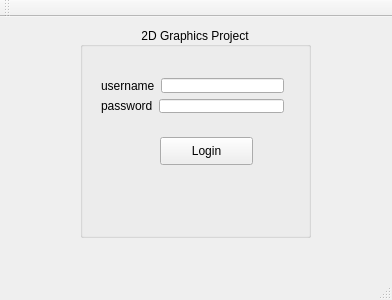
Above: qt-source/login.ui from Alpha-Omega-Saddleback-2018-Summer-CS1C/2DGraphicsProject before the change. Below: the same form after it.
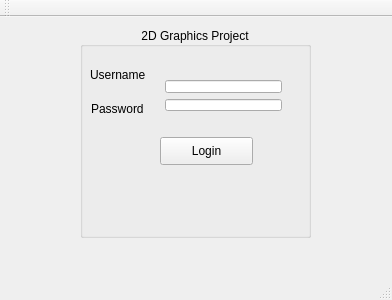
That is the form after the change.

Diff of the .ui file:
```diff
--- a/qt-source/login.ui
+++ b/qt-source/login.ui
@@ -85,47 +85,51 @@
     <widget class="QWidget" name="">
      <property name="geometry">
       <rect>
-       <x>10</x>
-       <y>40</y>
-       <width>205</width>
-       <height>57</height>
+       <x>74</x>
+       <y>42</y>
+       <width>139</width>
+       <height>53</height>
       </rect>
      </property>
      <layout class="QVBoxLayout" name="verticalLayout">
       <item>
-       <layout class="QHBoxLayout" name="username">
-        <item>
-         <widget class="QLabel" name="label_username">
-          <property name="text">
-           <string>username</string>
-          </property>
-         </widget>
-        </item>
-        <item>
-         <widget class="QLineEdit" name="input_username"/>
-        </item>
-       </layout>
+       <widget class="QLineEdit" name="input_username"/>
       </item>
       <item>
-       <layout class="QHBoxLayout" name="password">
-        <item>
-         <widget class="QLabel" name="label_password">
-          <property name="text">
-           <string>password</string>
-          </property>
-         </widget>
-        </item>
-        <item>
-         <widget class="QLineEdit" name="input_password">
-          <property name="echoMode">
-           <enum>QLineEdit::Password</enum>
-          </property>
-         </widget>
-        </item>
-       </layout>
+       <widget class="QLineEdit" name="input_password">
+        <property name="echoMode">
+         <enum>QLineEdit::Password</enum>
+        </property>
+       </widget>
       </item>
      </layout>
     </widget>
+    <widget class="QLabel" name="label_username">
+     <property name="geometry">
+      <rect>
+       <x>10</x>
+       <y>40</y>
+       <width>57</width>
+       <height>16</height>
+      </rect>
+     </property>
+     <property name="text">
+      <string>Username</string>
+     </property>
+    </widget>
+    <widget class="QLabel" name="label_password">
+     <property name="geometry">
+      <rect>
+       <x>11</x>
+       <y>74</y>
+       <width>55</width>
+       <height>16</height>
+      </rect>
+     </property>
+     <property name="text">
+      <string>Password</string>
+     </property>
+    </widget>
    </widget>
   </widget>
   <widget class="QMenuBar" name="menuBar">
```
